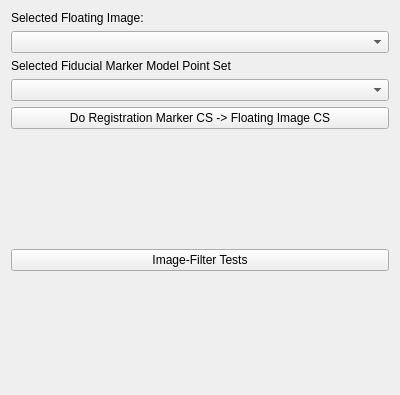
The window that Plugins/org.mitk.gui.qt.igt.app.echotrack/src/internal/NavigationStepWidgets/QmitkUSNavigationStepCtUsRegistration.ui (alaansheikhani/MITK) describes before a commit, drawn with Qt 5.
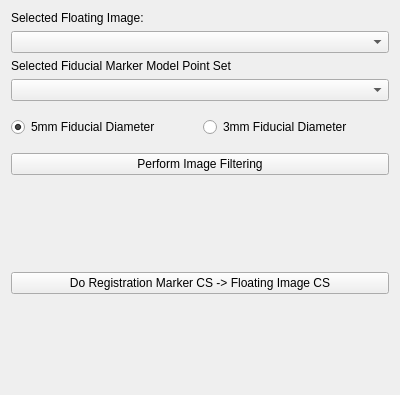
The same window after the commit. Custom widgets are drawn as their Qt base class.

Commit message: Code cleanup + Added radio button for distinguishing 3mm and 5mm fiducial spheres within the localization process.

```diff
--- a/Plugins/org.mitk.gui.qt.igt.app.echotrack/src/internal/NavigationStepWidgets/QmitkUSNavigationStepCtUsRegistration.ui
+++ b/Plugins/org.mitk.gui.qt.igt.app.echotrack/src/internal/NavigationStepWidgets/QmitkUSNavigationStepCtUsRegistration.ui
@@ -35,9 +35,39 @@
     <widget class="QmitkDataStorageComboBox" name="fiducialMarkerModelPointSetComboBox"/>
    </item>
    <item>
-    <widget class="QPushButton" name="doRegistrationMarkerToImagePushButton">
+    <layout class="QHBoxLayout" name="horizontalLayout">
+     <property name="topMargin">
+      <number>10</number>
+     </property>
+     <property name="bottomMargin">
+      <number>10</number>
+     </property>
+     <item>
+      <widget class="QRadioButton" name="fiducialDiameter5mmRadioButton">
+       <property name="text">
+        <string>5mm Fiducial Diameter</string>
+       </property>
+       <property name="checked">
+        <bool>true</bool>
+       </property>
+      </widget>
+     </item>
+     <item>
+      <widget class="QRadioButton" name="fiducialDiameter3mmRadioButton">
+       <property name="text">
+        <string>3mm Fiducial Diameter</string>
+       </property>
+       <property name="checked">
+        <bool>false</bool>
+       </property>
+      </widget>
+     </item>
+    </layout>
+   </item>
+   <item>
+    <widget class="QPushButton" name="imageFilteringPushButton">
      <property name="text">
-      <string>Do Registration Marker CS -&gt; Floating Image CS</string>
+      <string>Perform Image Filtering</string>
      </property>
     </widget>
    </item>
@@ -55,9 +85,9 @@
     </spacer>
    </item>
    <item>
-    <widget class="QPushButton" name="filterTestsPushButton">
+    <widget class="QPushButton" name="doRegistrationMarkerToImagePushButton">
      <property name="text">
-      <string>Image-Filter Tests</string>
+      <string>Do Registration Marker CS -&gt; Floating Image CS</string>
      </property>
     </widget>
    </item>
```
The commit also changes 2 other files.
